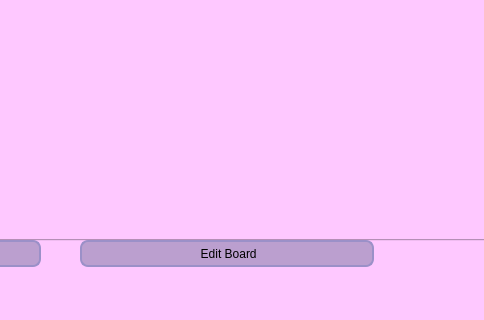
Above: UI/w_deck/deck.ui from Saigz/task_tracker_qt before the change; both pictures show x 420 to 904 and y 380 to 700 of the 1170 by 700 pixel window. Below: the same form after it.
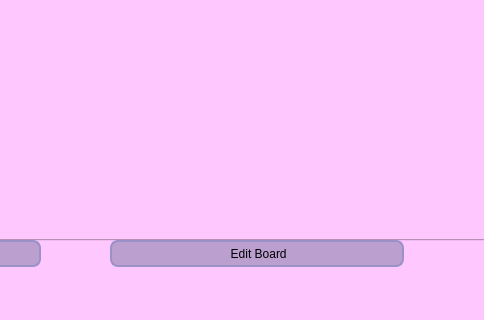
That is the form after the change. Icons and pictures are not drawn.

Diff of the .ui file:
```diff
--- a/UI/w_deck/deck.ui
+++ b/UI/w_deck/deck.ui
@@ -79,38 +79,6 @@
      </item>
     </layout>
    </widget>
-   <widget class="QPushButton" name="btn_add_owner">
-    <property name="geometry">
-     <rect>
-      <x>500</x>
-      <y>620</y>
-      <width>294</width>
-      <height>27</height>
-     </rect>
-    </property>
-    <property name="styleSheet">
-     <string notr="true">QPushButton {
- border: 2px solid  rgb(155, 144, 200);
- border-radius: 8px;
- padding-left: auto;
-    padding-right: auto;
- color: rgb(0, 0, 0);
- background-color: rgb(187, 159, 207);
- font: 600 12pt &quot;Montserrat SemiBold&quot;;
-}
-QPushButton:hover {
- border: 2px solid rgb(156, 132, 192);
- background-color: rgb(156, 132, 192);
-}
-QPushButton:focus {
- border: 2px solid rgb(109, 86, 154);
-
-}</string>
-    </property>
-    <property name="text">
-     <string> Edit Board</string>
-    </property>
-   </widget>
    <widget class="QPushButton" name="btn_back">
     <property name="geometry">
      <rect>
@@ -255,6 +223,38 @@
      <string>Rename Tab</string>
     </property>
    </widget>
+   <widget class="QPushButton" name="btn_edit">
+    <property name="geometry">
+     <rect>
+      <x>530</x>
+      <y>620</y>
+      <width>294</width>
+      <height>27</height>
+     </rect>
+    </property>
+    <property name="styleSheet">
+     <string notr="true">QPushButton {
+ border: 2px solid  rgb(155, 144, 200);
+ border-radius: 8px;
+ padding-left: auto;
+    padding-right: auto;
+ color: rgb(0, 0, 0);
+ background-color: rgb(187, 159, 207);
+ font: 600 12pt &quot;Montserrat SemiBold&quot;;
+}
+QPushButton:hover {
+ border: 2px solid rgb(156, 132, 192);
+ background-color: rgb(156, 132, 192);
+}
+QPushButton:focus {
+ border: 2px solid rgb(109, 86, 154);
+
+}</string>
+    </property>
+    <property name="text">
+     <string> Edit Board</string>
+    </property>
+   </widget>
   </widget>
   <widget class="QStatusBar" name="statusBar"/>
  </widget>
```
